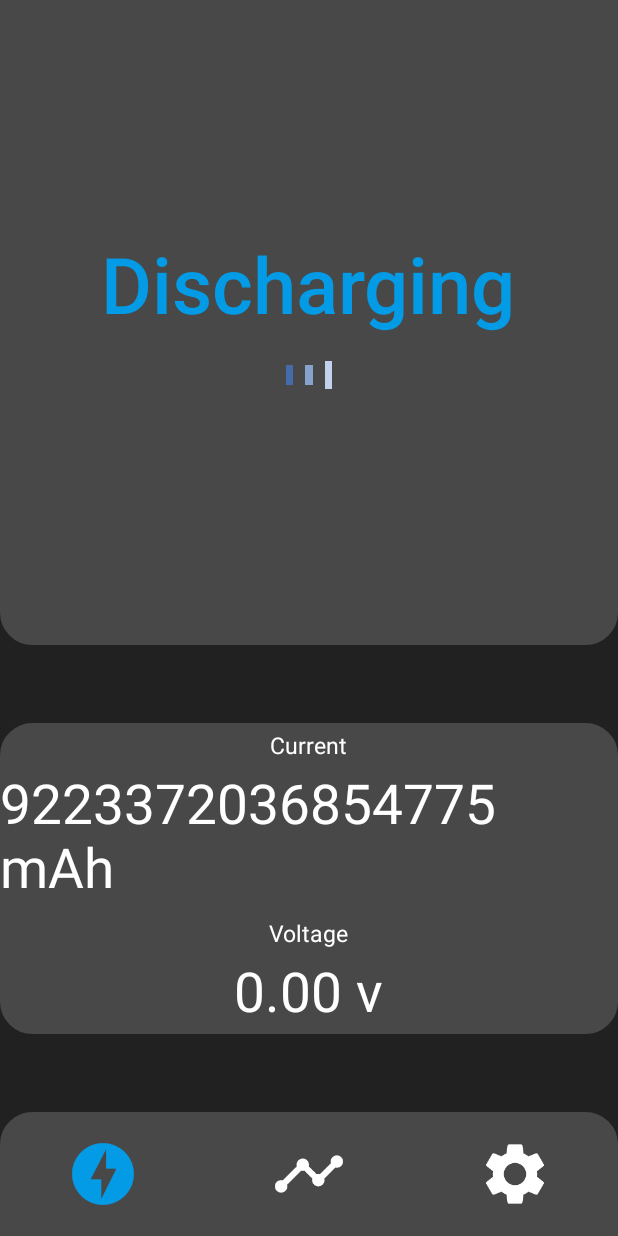
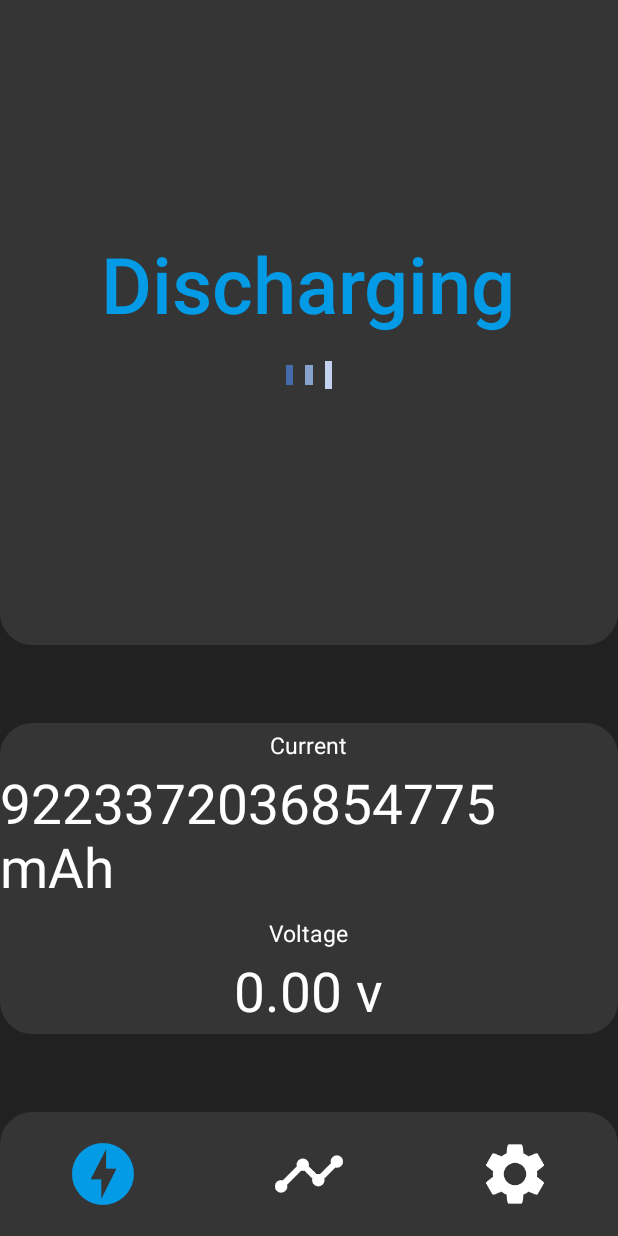
Before and after one commit to Esarve/BetterE, an Android app: the screen it shows after launch (MainActivity), on a phone screen of 412 x 824 dp. Run offline under Robolectric (Android 15) with nearby library versions, the phone set to English and light mode, and no system bars; our stand-ins replace sdp/ssp sizes; Roboto replaces fonts that are not available here.

Commit message:
Updated color and onDestroy

```diff
--- a/app/src/main/java/com/sourav/bettere/fragments/FragmentGraph.kt
+++ b/app/src/main/java/com/sourav/bettere/fragments/FragmentGraph.kt
@@ -67,6 +67,8 @@ class FragmentGraph : Fragment() {
 //                WorkManager.getInstance(mContext).enqueue(request)
                 activity!!.startService(intent)
                 Log.d(Constants.GRAPH, "onCreateView: Switch Listener Fired")
+            } else {
+                activity!!.stopService(intent)
             }
         }
 
--- a/app/src/main/java/com/sourav/bettere/service/ChargeLoggerService.kt
+++ b/app/src/main/java/com/sourav/bettere/service/ChargeLoggerService.kt
@@ -84,4 +84,9 @@ class ChargeLoggerService : Service(), OnChargingListener {
         }
     }
 
+    override fun onDestroy() {
+        this.unregisterReceiver(receiver)
+        super.onDestroy()
+    }
+
 }
--- a/app/src/main/res/drawable/layout_bg.xml
+++ b/app/src/main/res/drawable/layout_bg.xml
@@ -1,7 +1,13 @@
 <?xml version="1.0" encoding="UTF-8"?>
 <shape xmlns:android="http://schemas.android.com/apk/res/android">
-    <solid android:color="#484848"/>
-    <stroke android:width="3dp" android:color="#484848" />
-    <corners android:radius="20dp"/>
-    <padding android:left="0dp" android:top="0dp" android:right="0dp" android:bottom="0dp" />
+    <solid android:color="@color/layoutBG" />
+    <stroke
+        android:width="3dp"
+        android:color="@color/layoutBG" />
+    <corners android:radius="20dp" />
+    <padding
+        android:left="0dp"
+        android:top="0dp"
+        android:right="0dp"
+        android:bottom="0dp" />
 </shape>
--- a/app/src/main/res/drawable/layout_bg_bottombar.xml
+++ b/app/src/main/res/drawable/layout_bg_bottombar.xml
@@ -1,8 +1,15 @@
 <?xml version="1.0" encoding="UTF-8"?>
 <shape xmlns:android="http://schemas.android.com/apk/res/android">
-    <solid android:color="#484848"/>
-    <stroke android:width="3dp" android:color="#484848" />
-    <corners android:topLeftRadius="20dp"
-        android:topRightRadius="20dp"/>
-    <padding android:left="0dp" android:top="0dp" android:right="0dp" android:bottom="0dp" />
+    <solid android:color="@color/layoutBG" />
+    <stroke
+        android:width="3dp"
+        android:color="@color/layoutBG" />
+    <corners
+        android:topLeftRadius="20dp"
+        android:topRightRadius="20dp" />
+    <padding
+        android:left="0dp"
+        android:top="0dp"
+        android:right="0dp"
+        android:bottom="0dp" />
 </shape>
--- a/app/src/main/res/drawable/layout_bg_head.xml
+++ b/app/src/main/res/drawable/layout_bg_head.xml
@@ -1,8 +1,15 @@
 <?xml version="1.0" encoding="UTF-8"?>
 <shape xmlns:android="http://schemas.android.com/apk/res/android">
-    <solid android:color="#484848"/>
-    <stroke android:width="3dp" android:color="#484848" />
-    <corners android:bottomLeftRadius="20dp"
-        android:bottomRightRadius="20dp"/>
-    <padding android:left="0dp" android:top="0dp" android:right="0dp" android:bottom="0dp" />
+    <solid android:color="@color/layoutBG" />
+    <stroke
+        android:width="3dp"
+        android:color="@color/layoutBG" />
+    <corners
+        android:bottomLeftRadius="20dp"
+        android:bottomRightRadius="20dp" />
+    <padding
+        android:left="0dp"
+        android:top="0dp"
+        android:right="0dp"
+        android:bottom="0dp" />
 </shape>
--- a/app/src/main/res/drawable/layout_bg_less_round.xml
+++ b/app/src/main/res/drawable/layout_bg_less_round.xml
@@ -1,7 +1,13 @@
 <?xml version="1.0" encoding="UTF-8"?>
 <shape xmlns:android="http://schemas.android.com/apk/res/android">
-    <solid android:color="#484848"/>
-    <stroke android:width="3dp" android:color="#484848" />
-    <corners android:radius="10dp"/>
-    <padding android:left="0dp" android:top="0dp" android:right="0dp" android:bottom="0dp" />
+    <solid android:color="@color/layoutBG" />
+    <stroke
+        android:width="3dp"
+        android:color="@color/layoutBG" />
+    <corners android:radius="10dp" />
+    <padding
+        android:left="0dp"
+        android:top="0dp"
+        android:right="0dp"
+        android:bottom="0dp" />
 </shape>
--- a/app/src/main/res/values/colors.xml
+++ b/app/src/main/res/values/colors.xml
@@ -6,6 +6,6 @@
     <color name="textPrimaryLight">#ffffff</color>
     <color name="charging">#388e3c</color>
     <color name="textBlue">#039be5</color>
-    <color name="layoutBG">#484848</color>
+    <color name="layoutBG">#353535</color>
     <color name="layoutMainBG">#212121</color>
 </resources>
```
